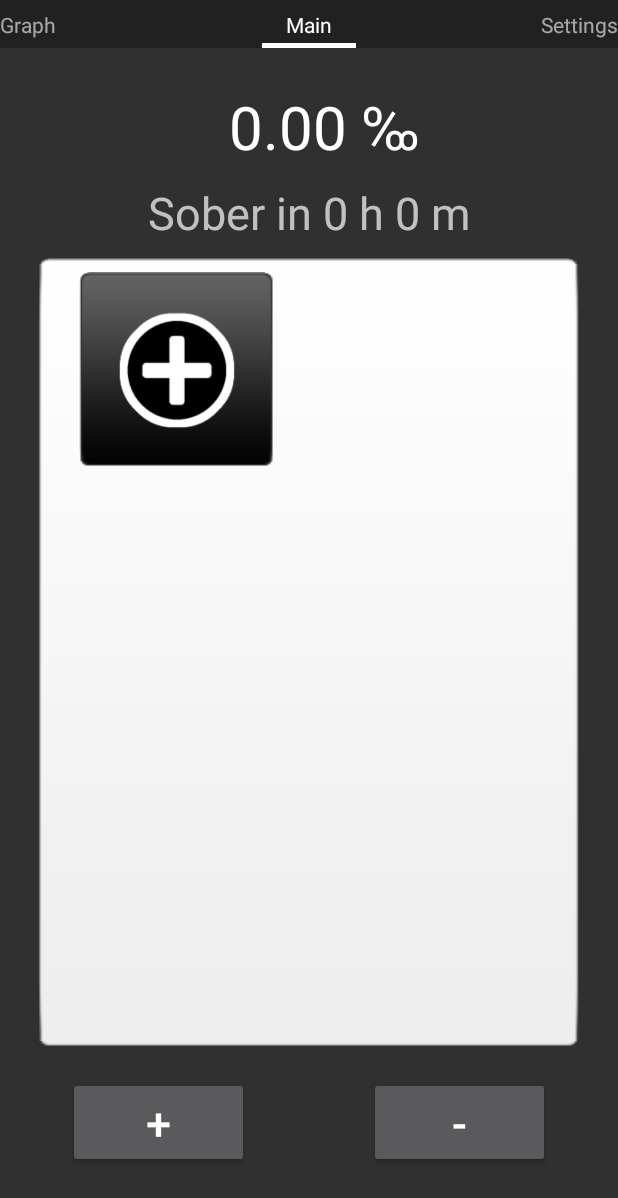
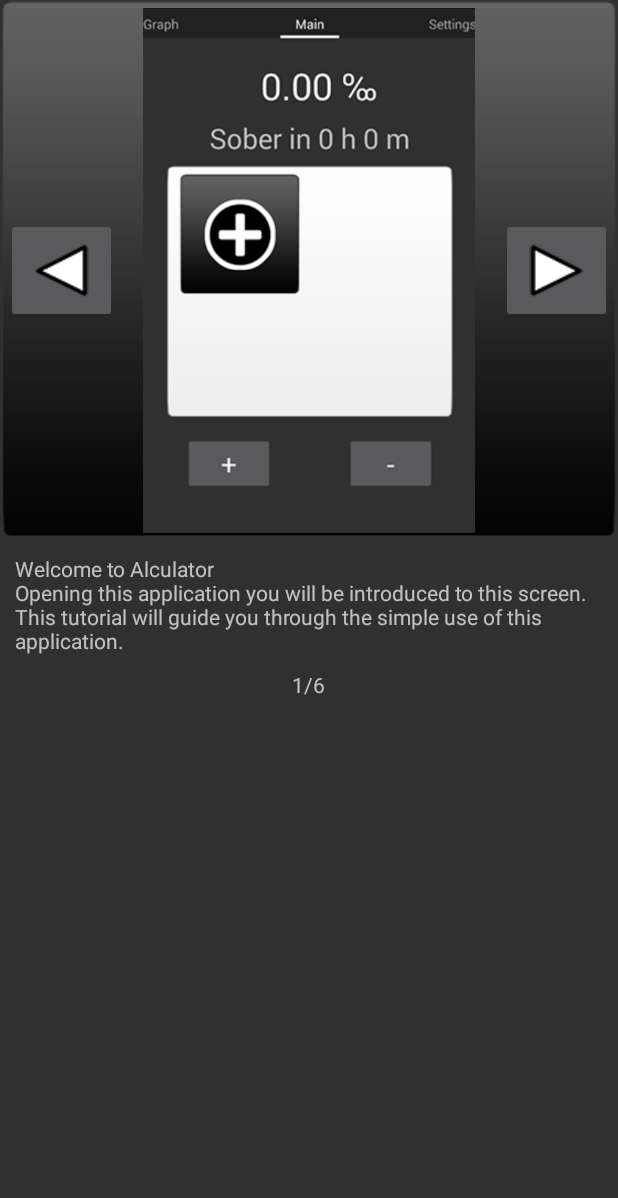
Before and after one commit to helgehatt/PromilleApp, an Android app: the screen it shows after launch (MainActivity before the commit, TutorialActivity after it), on a phone screen of 412 x 824 dp. Shown: the top 1198 px of the screen. Run offline under Robolectric (Android 15) with nearby library versions, the phone set to English and light mode, and no system bars; libraries missing offline, so code that uses them is left out: com.jjoe64.graphview; 7 statements that could not run were skipped.

Commit message:
Tutorial!

```diff
--- a/Alculator/app/src/main/AndroidManifest.xml
+++ b/Alculator/app/src/main/AndroidManifest.xml
@@ -21,6 +21,7 @@
         <fragment android:name=".HistoryFragment"/>
         <fragment android:name=".SettingsFragment"/>
         <activity android:name=".AddDrinkActivity"/>
+        <activity android:name=".TutorialActivity"/>
 
     </application>
 
--- a/Alculator/app/src/main/java/com/example/helge/alculator/MainActivity.java
+++ b/Alculator/app/src/main/java/com/example/helge/alculator/MainActivity.java
@@ -1,5 +1,8 @@
 package com.example.helge.alculator;
 
+import android.content.Context;
+import android.content.Intent;
+import android.content.SharedPreferences;
 import android.os.Bundle;
 import android.support.v4.view.ViewPager;
 import android.support.v7.app.AppCompatActivity;
@@ -37,6 +40,12 @@ public class MainActivity extends AppCompatActivity {
         mViewPager.setAdapter(mPagerAdapter);
         mViewPager.setCurrentItem(2);
 
+        SharedPreferences prefs = getPreferences(Context.MODE_PRIVATE);
+        if (prefs.getBoolean("isFirstUse", true)){
+            startActivity(new Intent(MainActivity.this, TutorialActivity.class));
+            prefs.edit().putBoolean("isFirstUse", false).apply();
+        }
+
     }
 
 }
--- a/Alculator/app/src/main/java/com/example/helge/alculator/TutorialActivity.java
+++ b/Alculator/app/src/main/java/com/example/helge/alculator/TutorialActivity.java
@@ -2,13 +2,87 @@ package com.example.helge.alculator;
 
 import android.app.Activity;
 import android.os.Bundle;
+import android.view.View;
+import android.widget.Button;
+import android.widget.ImageButton;
+import android.widget.ImageView;
+import android.widget.TextView;
 
 public class TutorialActivity extends Activity {
+
+    private int state = 1;
+    ImageView image;
+    TextView text;
+    TextView counter;
+    Button quitButton;
 
     @Override
     protected void onCreate(Bundle savedInstanceState) {
         super.onCreate(savedInstanceState);
         setContentView(R.layout.activity_tutorial);
 
+        image = (ImageView) findViewById(R.id.tutorial_imageView);
+        text = (TextView) findViewById(R.id.tutorial_text);
+        counter = (TextView) findViewById(R.id.tutorial_counter);
+        quitButton = (Button) findViewById(R.id.tutorial_button);
+        ImageButton arrowLeft = (ImageButton) findViewById(R.id.arrow_left);
+        ImageButton arrowRight = (ImageButton) findViewById(R.id.arrow_right);
+        quitButton.setVisibility(View.GONE);
+
+        arrowLeft.setOnClickListener(new View.OnClickListener() {
+            @Override
+            public void onClick(View v) {
+                if (1 < state){
+                    state--;
+                    updateState();
+                }
+            }
+        });
+        arrowRight.setOnClickListener(new View.OnClickListener() {
+            @Override
+            public void onClick(View v) {
+                if (state < 6){
+                    state++;
+                    updateState();
+                }
+            }
+        });
+
+    }
+
+    private void updateState() {
+        switch(state){
+            case 1:
+                image.setImageResource(R.drawable.tutorial_1);
+                text.setText(R.string.tutorial_1);
+                counter.setText("1/6");
+                break;
+            case 2:
+                image.setImageResource(R.drawable.tutorial_2);
+                text.setText(R.string.tutorial_2);
+                counter.setText("2/6");
+                break;
+            case 3:
+                image.setImageResource(R.drawable.tutorial_3);
+                text.setText(R.string.tutorial_3);
+                counter.setText("3/6");
+                break;
+            case 4:
+                image.setImageResource(R.drawable.tutorial_4);
+                text.setText(R.string.tutorial_4);
+                counter.setText("4/6");
+                break;
+            case 5:
+                image.setImageResource(R.drawable.tutorial_5);
+                text.setText(R.string.tutorial_5);
+                counter.setText("5/6");
+                break;
+            case 6:
+                image.setImageResource(R.drawable.tutorial_6);
+                text.setText(R.string.tutorial_6);
+                counter.setText("6/6");
+                quitButton.setVisibility(View.VISIBLE);
+                break;
+        }
     }
 }
--- a/Alculator/app/src/main/res/layout/activity_tutorial.xml
+++ b/Alculator/app/src/main/res/layout/activity_tutorial.xml
@@ -4,15 +4,9 @@
               android:layout_width="match_parent"
               android:layout_height="match_parent">
 
-    <ImageView
-        android:layout_width="match_parent"
-        android:layout_height="200dp"
-        android:id="@+id/tutorial_imageView"
-        android:layout_gravity="center"/>
-
     <LinearLayout
         android:layout_width="match_parent"
-        android:layout_height="match_parent"
+        android:layout_height="wrap_content"
         android:background="@drawable/btn_black"
         android:weightSum="1">
 
@@ -20,24 +14,47 @@
             android:layout_width="wrap_content"
             android:layout_height="wrap_content"
             android:scaleType="fitCenter"
+            android:layout_gravity="center"
             android:id="@+id/arrow_left"
             android:src="@drawable/arrow_left"/>
 
-        <TextView
+        <ImageView
             android:layout_width="match_parent"
-            android:layout_height="wrap_content"
+            android:layout_height="350dp"
             android:layout_weight="1"
-            android:padding="10dp"
-            android:text="This is a very clever and informative text that explains to you how to use this wonderful application ^^"/>
+            android:id="@+id/tutorial_imageView"
+            android:layout_gravity="center"
+            android:src="@drawable/tutorial_1"/>
 
         <ImageButton
             android:layout_width="wrap_content"
             android:layout_height="wrap_content"
-            android:layout_gravity="right"
+            android:layout_gravity="center"
             android:scaleType="fitCenter"
             android:id="@+id/arrow_right"
             android:src="@drawable/arrow_right"/>
 
     </LinearLayout>
 
+    <TextView
+        android:layout_width="match_parent"
+        android:layout_height="wrap_content"
+        android:id="@+id/tutorial_text"
+        android:padding="10dp"
+        android:text="@string/tutorial_1"/>
+
+    <Button
+        android:layout_width="match_parent"
+        android:layout_height="wrap_content"
+        android:layout_gravity="bottom"
+        android:id="@+id/tutorial_button"
+        android:text="Quit Tutorial"/>
+
+    <TextView
+        android:layout_width="wrap_content"
+        android:layout_height="wrap_content"
+        android:id="@+id/tutorial_counter"
+        android:layout_gravity="center"
+        android:text="1/6"/>
+
 </LinearLayout>
--- a/Alculator/app/src/main/res/values/strings.xml
+++ b/Alculator/app/src/main/res/values/strings.xml
@@ -48,4 +48,13 @@
     <string name="achievement_probably_dead_text">You should probably be dead by now</string>
     <string name="settings_apply">Apply changes</string>
 
+    <!-- Tutorial strings -->
+    <string name="tutorial_1">"Welcome to Alculator\n\Opening this application you will be introduced to this screen.\n\This tutorial will guide you through the simple use of this application."</string>
+    <string name="tutorial_2">"First thing you need to know is how to add drinks to your alculator. To do this click this button.\n\When you have added a drink they will also show up in this window along with this button, you may click you drink to select it or you can hold your finger on them to see info on your drink."</string>
+    <string name="tutorial_3">"When you have a drink selected, click these buttons to add or subtract one of your selected drink to your alculators per mille calculation."</string>
+    <string name="tutorial_4">"Use these tabs on the top of the screen to jump between menus that will tell you more about your personal per mille calculation or change you settings."</string>
+    <string name="tutorial_5">"When adding a drink you will encounter this screen for filling out information on your drink."</string>
+    <string name="tutorial_6">"You may click this empty frame to add a personal picture from your gallery to your drink.\n\There is nothing more to it, your alculator is ready for use."</string>
+
+
 </resources>
```
Also changed, not shown: Alculator/app/src/main/res/drawable/tutorial_1.png (added), Alculator/app/src/main/res/drawable/tutorial_2.png (added), Alculator/app/src/main/res/drawable/tutorial_3.png (added), Alculator/app/src/main/res/drawable/tutorial_4.png (added), Alculator/app/src/main/res/drawable/tutorial_5.png (added), Alculator/app/src/main/res/drawable/tutorial_6.png (added), 1 other file.
